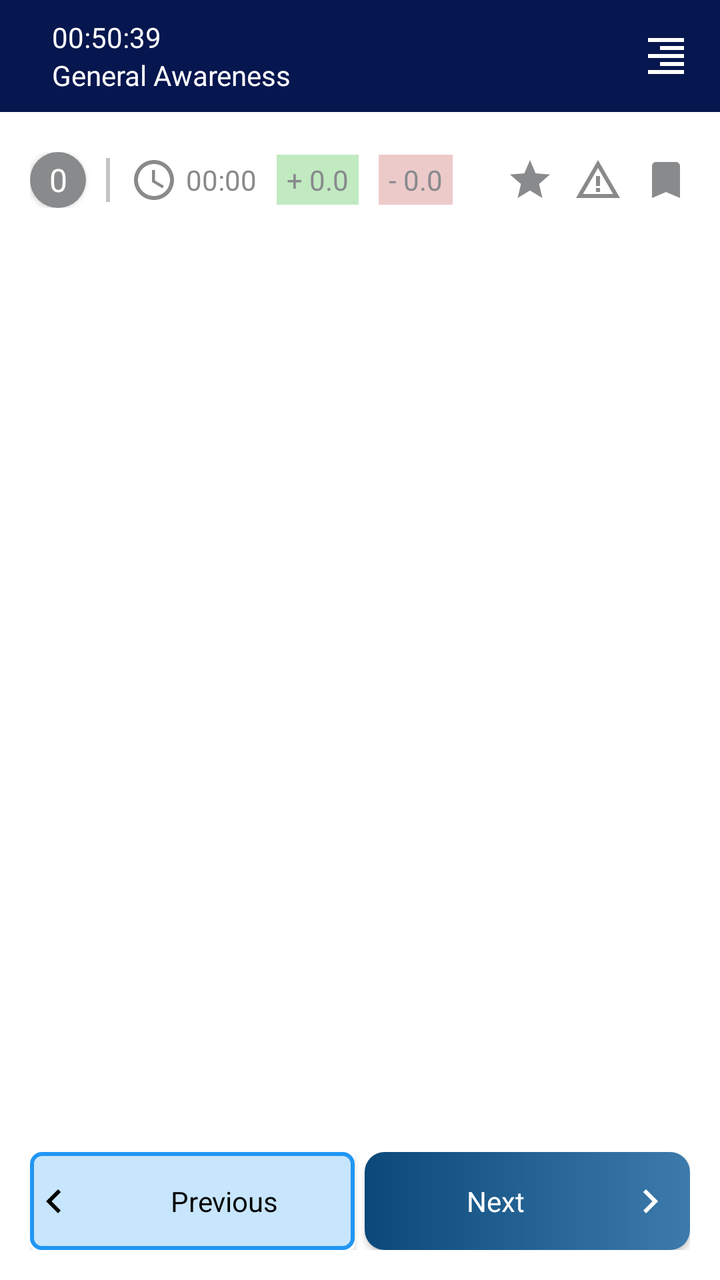
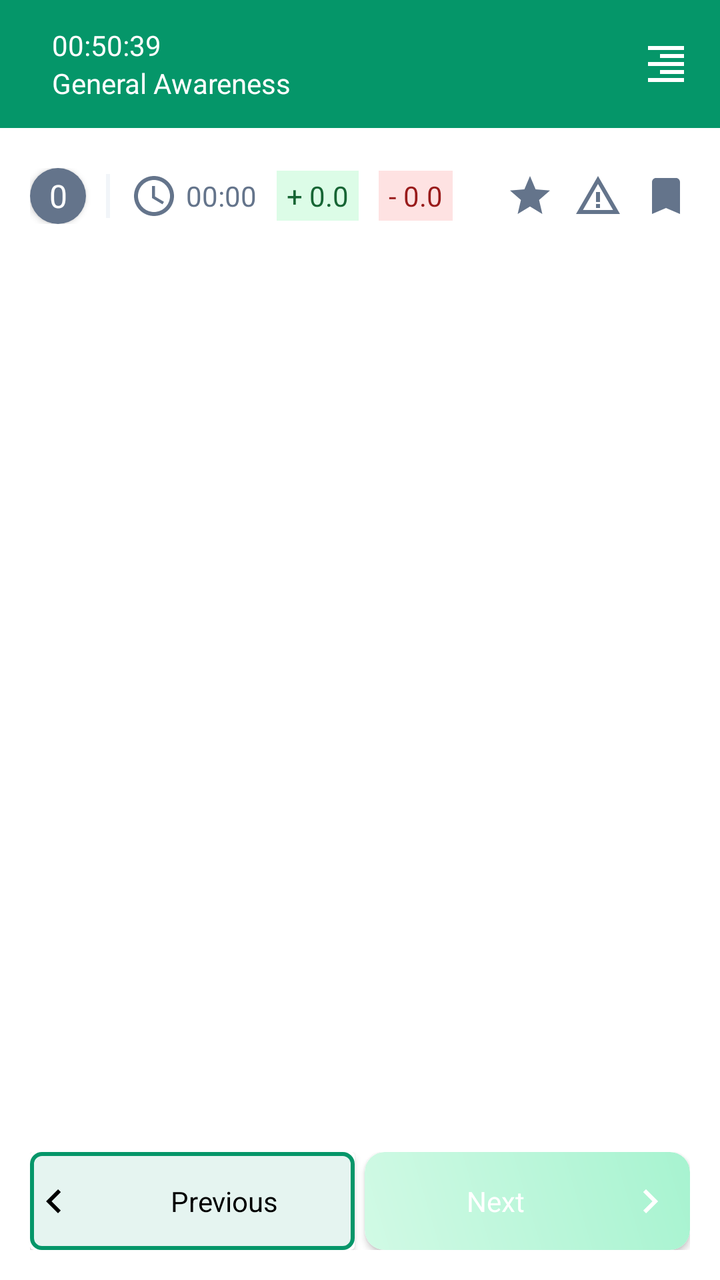

Screens rendered from an Android XML layout before and after an edit, with the pre-edit source and the edit as a unified diff.
<!-- AndroidManifest.xml: application theme Theme.TestMaster -->
<!-- res/layout/activity_analysis_exam.xml -->
<?xml version="1.0" encoding="utf-8"?>
<androidx.drawerlayout.widget.DrawerLayout
    xmlns:android="http://schemas.android.com/apk/res/android"
    xmlns:app="http://schemas.android.com/apk/res-auto"
    android:id="@+id/drawer_layout"
    android:layout_width="match_parent"
    android:layout_height="match_parent">
    <LinearLayout
        xmlns:tools="http://schemas.android.com/tools"
        android:layout_width="match_parent"
        android:layout_height="match_parent"
        tools:context=".activities.Analysis_Exam"
        android:background="@drawable/statusbar_background"
        android:fitsSystemWindows="true"
        android:orientation="vertical">

        <androidx.appcompat.widget.Toolbar
            android:id="@+id/toolbar"
            android:layout_width="match_parent"
            android:layout_height="wrap_content"
            android:background="@color/primary_blue"
            app:layout_constraintEnd_toEndOf="parent"
            app:layout_constraintStart_toStartOf="parent"
            app:layout_constraintTop_toTopOf="parent">

            <LinearLayout
                android:layout_width="wrap_content"
                android:layout_height="wrap_content"
                android:layout_gravity="start">






                <LinearLayout
                    android:layout_width="wrap_content"
                    android:layout_height="wrap_content"
                    android:layout_marginStart="10dp"
                    android:orientation="vertical">
                    <TextView
                        android:id="@+id/tv_exam_timer"
                        android:layout_width="wrap_content"
                        android:layout_height="wrap_content"
                        android:text="00:50:39"
                        android:textColor="@color/white"/>
                    <TextView
                        android:id="@+id/subject_name"
                        android:layout_width="wrap_content"
                        android:layout_height="wrap_content"
                        android:text="General Awareness"
                        android:textColor="@color/white"/>

                </LinearLayout>
            </LinearLayout>
            <ImageButton
                android:id="@+id/sumit_quesion_btn"
                android:layout_width="wrap_content"
                android:layout_height="wrap_content"
                android:src="@drawable/baseline_format_align_right_24"
                android:layout_gravity="end"
                android:layout_marginEnd="15dp"
                android:background="@android:color/transparent"
                app:tint="@color/white"/>
        </androidx.appcompat.widget.Toolbar>

        <LinearLayout
            android:layout_width="match_parent"
            android:layout_height="wrap_content"
            android:paddingTop="20dp"
            android:paddingBottom="10dp"
            android:background="@color/white"
            android:gravity="center_vertical"
            android:paddingHorizontal="15dp">
            <androidx.cardview.widget.CardView
                android:layout_width="28dp"
                android:layout_height="28dp"
                app:cardCornerRadius="20dp">
                <TextView
                    android:id="@+id/question_no"
                    android:layout_width="match_parent"
                    android:layout_height="match_parent"
                    android:text="0"
                    android:gravity="center"
                    android:textColor="@color/white"
                    android:background="@color/darkgray"
                    android:textSize="16dp"/>
            </androidx.cardview.widget.CardView>
            <View
                android:layout_width="2dp"
                android:layout_height="match_parent"
                android:background="@color/gray"
                android:layout_marginVertical="3dp"
                android:layout_marginStart="10dp"/>
            <ImageView
                android:layout_width="wrap_content"
                android:layout_height="wrap_content"
                android:src="@drawable/baseline_access_time_24"
                app:tint="@color/darkgray"
                android:layout_marginStart="10dp"/>
            <TextView
                android:id="@+id/tv_question_duration"
                android:layout_width="wrap_content"
                android:layout_height="wrap_content"
                android:layout_marginStart="4dp"
                android:text="00:00"
                android:textColor="@color/darkgray"/>
            <TextView
                android:id="@+id/positive_marks"
                android:layout_width="wrap_content"
                android:layout_height="25dp"
                android:text="+ 0.0"
                android:gravity="center"
                android:paddingHorizontal="5dp"
                android:paddingVertical="3dp"
                android:background="#C1EAC1"
                android:layout_marginStart="10dp"
                android:textColor="@color/darkgray"/>
            <TextView
                android:id="@+id/negative_marks"
                android:layout_width="wrap_content"
                android:layout_height="25dp"
                android:text="- 0.0"
                android:gravity="center"
                android:paddingHorizontal="5dp"
                android:paddingVertical="3dp"
                android:background="#EDCACA"
                android:layout_marginStart="10dp"
                android:textColor="@color/darkgray"/>
            <LinearLayout
                android:layout_width="match_parent"
                android:layout_height="wrap_content"
                android:gravity="end">
                <ImageView
                    android:id="@+id/iv_marked"
                    android:layout_width="wrap_content"
                    android:layout_height="wrap_content"
                    android:layout_marginStart="10dp"
                    android:src="@drawable/baseline_star_24"
                    app:tint="@color/darkgray"/>
                <ImageView
                    android:id="@+id/iv_report"
                    android:layout_width="wrap_content"
                    android:layout_height="wrap_content"
                    android:layout_marginStart="10dp"
                    android:src="@drawable/baseline_warning_amber_24"
                    app:tint="@color/darkgray"/>
                <ImageView
                    android:id="@+id/iv_saved"
                    android:layout_width="wrap_content"
                    android:layout_height="wrap_content"
                    android:layout_marginStart="10dp"
                    android:src="@drawable/baseline_bookmark_24"
                    app:tint="@color/darkgray"/>
            </LinearLayout>
        </LinearLayout>

        <androidx.viewpager2.widget.ViewPager2
            android:id="@+id/viewPager"
            android:layout_width="match_parent"
            android:layout_height="match_parent"
            android:background="@color/white"
            android:layout_weight="1"/>
        <LinearLayout
            android:layout_width="match_parent"
            android:layout_height="wrap_content"
            android:background="@color/white"
            android:paddingHorizontal="15dp"
            android:paddingBottom="15dp"
            android:weightSum="2">

            <androidx.cardview.widget.CardView
                android:layout_width="0dp"
                android:layout_height="wrap_content"
                android:layout_marginEnd="5dp"
                android:layout_weight="1">

                <LinearLayout
                    android:id="@+id/ll_previous"
                    android:layout_width="match_parent"
                    android:layout_height="wrap_content"
                    android:background="@drawable/blue_box_outline">
                    <ImageView
                        android:layout_width="wrap_content"
                        android:layout_height="match_parent"
                        android:paddingEnd="8dp"
                        android:src="@drawable/baseline_keyboard_arrow_left_24" />
                    <TextView
                        android:layout_width="match_parent"
                        android:layout_height="match_parent"
                        android:gravity="center"
                        android:paddingVertical="15dp"
                        android:text="Previous"
                        android:textColor="@color/black" />
                </LinearLayout>
            </androidx.cardview.widget.CardView>




















            <androidx.cardview.widget.CardView
                android:layout_width="0dp"
                android:layout_height="wrap_content"
                android:layout_weight="1"
                app:cardCornerRadius="10dp">

                <LinearLayout
                    android:id="@+id/ll_next"
                    android:layout_width="match_parent"
                    android:layout_height="wrap_content"
                    android:background="@drawable/light_blue_gradient"
                    android:gravity="end">

                    <TextView
                        android:id="@+id/tv_next"
                        android:layout_width="match_parent"
                        android:layout_height="wrap_content"
                        android:layout_weight="1"
                        android:gravity="center"
                        android:paddingHorizontal="10dp"
                        android:paddingVertical="15dp"
                        android:paddingEnd="10dp"
                        android:text="Next"
                        android:textColor="@color/white" />
                    <ImageView
                        android:layout_width="wrap_content"
                        android:layout_height="match_parent"
                        android:paddingEnd="8dp"
                        android:src="@drawable/baseline_keyboard_arrow_right_24"
                        app:tint="@color/white" />

                </LinearLayout>
            </androidx.cardview.widget.CardView>
        </LinearLayout>
    </LinearLayout>
    <com.google.android.material.navigation.NavigationView
        android:id="@+id/nav_view"
        android:layout_width="wrap_content"
        android:layout_height="match_parent"
        android:layout_gravity="end"
        app:menu="@menu/drawer_menu">
        <LinearLayout
            android:layout_width="wrap_content"
            android:layout_height="match_parent"
            android:layout_gravity="end"
            android:background="@color/white"
            android:orientation="vertical">

            <LinearLayout
                android:layout_width="match_parent"
                android:layout_height="wrap_content"
                android:layout_marginVertical="20dp"
                android:layout_marginHorizontal="10dp"
                android:orientation="horizontal">
                <ImageView
                    android:layout_width="wrap_content"
                    android:layout_height="wrap_content"
                    android:src="@drawable/baseline_info_24"
                    app:tint="@color/darkgray"/>
                <TextView
                    android:layout_width="match_parent"
                    android:layout_height="wrap_content"
                    android:text="View Instruction"
                    android:layout_marginStart="15dp"
                    android:textColor="@color/black"
                    android:gravity="center_vertical"
                    android:textSize="20dp"/>
            </LinearLayout>
            <View
                android:layout_width="match_parent"
                android:layout_height="2dp"
                android:layout_marginHorizontal="5dp"
                android:background="@color/gray"/>

            <LinearLayout
                android:layout_width="match_parent"
                android:layout_height="wrap_content"
                android:layout_marginTop="10dp"
                android:layout_marginHorizontal="5dp"

                android:orientation="horizontal">
                <ImageView
                    android:layout_width="18dp"
                    android:layout_height="18dp"
                    android:layout_weight=".5"
                    android:src="@drawable/baseline_star_24"
                    app:tint="#F44336"/>
                <TextView
                    android:layout_width="0dp"
                    android:layout_height="match_parent"
                    android:text="Marked"
                    android:layout_weight="1.5"
                    android:gravity="center_vertical"
                    android:textColor="@color/black" />
                <ImageView
                    android:layout_width="15dp"
                    android:layout_height="15dp"
                    android:layout_gravity="center"
                    android:layout_weight=".5"
                    android:src="@drawable/baseline_circle_24"
                    app:tint="@color/darkgray"/>
                <TextView
                    android:layout_width="0dp"
                    android:layout_height="match_parent"
                    android:text="Unattempted"
                    android:layout_weight="1.5"
                    android:gravity="center_vertical"
                    android:textColor="@color/black" />
            </LinearLayout>
            <LinearLayout
                android:layout_width="match_parent"
                android:layout_height="wrap_content"
                android:layout_marginTop="10dp"
                android:layout_marginHorizontal="5dp"
                android:orientation="horizontal">
                <LinearLayout
                    android:layout_width="18dp"
                    android:layout_height="18dp"
                    android:gravity="center"
                    android:layout_weight=".5">
                    <ImageView
                        android:layout_width="15dp"
                        android:layout_height="15dp"
                        android:src="@drawable/circle_outline"/>
                </LinearLayout>

                <TextView
                    android:layout_width="0dp"
                    android:layout_height="match_parent"
                    android:text="Unseen"
                    android:layout_weight="1.5"
                    android:gravity="center_vertical"
                    android:textColor="@color/black" />
                <ImageView
                    android:layout_width="15dp"
                    android:layout_height="15dp"
                    android:layout_gravity="center"
                    android:layout_weight=".5"
                    android:src="@drawable/baseline_circle_24"
                    app:tint="#2196F3"/>
                <TextView
                    android:layout_width="0dp"
                    android:layout_height="match_parent"
                    android:text="Attempted"
                    android:layout_weight="1.5"
                    android:gravity="center_vertical"
                    android:textColor="@color/black" />
            </LinearLayout>
            <View
                android:layout_width="match_parent"
                android:layout_height="2dp"
                android:layout_marginTop="15dp"
                android:layout_marginHorizontal="10dp"
                android:background="@color/gray"/>
            <LinearLayout
                android:layout_width="match_parent"
                android:layout_height="wrap_content"
                android:layout_marginHorizontal="10dp"
                android:layout_marginTop="20dp">
                <ImageView
                    android:layout_width="15dp"
                    android:layout_height="15dp"
                    android:layout_gravity="center"
                    android:src="@drawable/baseline_star_24"
                    app:tint="#F44336"/>
                <TextView
                    android:id="@+id/marked_count"
                    android:layout_width="wrap_content"
                    android:layout_height="wrap_content"
                    android:text="0"
                    android:gravity="center"
                    android:layout_marginStart="10dp"
                    android:textColor="@color/black" />
                <ImageView
                    android:layout_width="15dp"
                    android:layout_height="15dp"
                    android:layout_gravity="center"
                    android:layout_marginStart="20dp"
                    android:src="@drawable/baseline_circle_24"
                    app:tint="#2196F3"/>
                <TextView
                    android:id="@+id/attempt_count"
                    android:layout_width="wrap_content"
                    android:layout_height="wrap_content"
                    android:text="0"
                    android:layout_marginStart="10dp"
                    android:gravity="center_vertical"
                    android:textColor="@color/black" />
                <ImageView
                    android:layout_width="15dp"
                    android:layout_height="15dp"
                    android:layout_gravity="center"
                    android:layout_marginStart="20dp"
                    android:src="@drawable/baseline_circle_24"
                    app:tint="@color/darkgray"/>
                <TextView
                    android:id="@+id/unattempt_count"
                    android:layout_width="wrap_content"
                    android:layout_height="wrap_content"
                    android:text="0"
                    android:layout_marginStart="10dp"
                    android:gravity="center_vertical"
                    android:textColor="@color/black" />
                <ImageView
                    android:layout_width="15dp"
                    android:layout_height="15dp"
                    android:layout_gravity="center"
                    android:layout_marginStart="20dp"
                    android:src="@drawable/circle_outline" />
                <TextView
                    android:id="@+id/unseen_count"
                    android:layout_width="wrap_content"
                    android:layout_height="wrap_content"
                    android:text="0"
                    android:layout_weight="1.5"
                    android:layout_marginStart="10dp"
                    android:gravity="center_vertical"
                    android:textColor="@color/black" />
            </LinearLayout>
            <ScrollView
                android:layout_width="match_parent"
                android:layout_height="0dp"
                android:layout_marginVertical="15dp"
                android:layout_weight="1">
                <GridLayout
                    android:id="@+id/grid_layout"
                    android:layout_width="match_parent"
                    android:layout_height="wrap_content"
                    android:layout_marginHorizontal="5dp"
                    android:layout_weight="1"
                    android:columnCount="5"
                    android:gravity="center" />
            </ScrollView>
            <LinearLayout
                android:layout_width="match_parent"
                android:layout_height="wrap_content"
                android:layout_gravity="bottom"
                android:orientation="vertical">
                <androidx.appcompat.widget.AppCompatButton
                    android:id="@+id/btn_submit"
                    android:layout_width="match_parent"
                    android:layout_height="wrap_content"
                    android:text="Finish"
                    android:textStyle="bold"
                    android:layout_marginHorizontal="15dp"
                    android:layout_marginBottom="15dp"
                    android:textColor="@color/white"
                    android:background="@drawable/blue_gradient"/>
            </LinearLayout>
        </LinearLayout>
    </com.google.android.material.navigation.NavigationView>
</androidx.drawerlayout.widget.DrawerLayout>
<!-- resources referenced by this layout -->
<resources>
  <color name="darkgray">#888A8C</color>
  <color name="gray">#C3C4C5</color>
  <color name="primary_blue">#06164E</color>
  <!-- drawable blue_box_outline (drawable) -->
  <?xml version="1.0" encoding="utf-8"?>
  <shape xmlns:android="http://schemas.android.com/apk/res/android"
      android:shape="rectangle">
      <stroke android:color="#2196F3"
          android:width="2dp"/>
      <corners android:radius="5dp"/>
      <solid android:color="#402196F3"/>
  
  </shape>
  <!-- drawable blue_gradient (drawable) -->
  <?xml version="1.0" encoding="utf-8"?>
  <shape xmlns:android="http://schemas.android.com/apk/res/android"
      android:shape="rectangle">
      <gradient android:startColor="@color/primary_blue"
          android:endColor="@color/blue"/>
      <corners android:radius="10dp"/>
  </shape>
  <!-- drawable light_blue_gradient (drawable) -->
  <?xml version="1.0" encoding="utf-8"?>
  <shape xmlns:android="http://schemas.android.com/apk/res/android"
      android:shape="rectangle">
      <gradient android:startColor="#0B497A"
          android:endColor="#3D7BAC"/>
  </shape>
  <!-- drawable statusbar_background (drawable) -->
  <?xml version="1.0" encoding="utf-8"?>
  <layer-list xmlns:android="http://schemas.android.com/apk/res/android">
  
      <item android:height="150dp">
          <shape>
              <solid android:color="@color/primary_blue"/>
          </shape>
      </item>
  
      <item android:top="150dp">
          <shape>
              <solid android:color="@color/white"/>
          </shape>
      </item>
  
  </layer-list>
  <color name="red">#F44336</color>
  <color name="blue">#0363F4</color>
  <style name="Base.Theme.TestMaster" parent="Theme.MaterialComponents.DayNight.NoActionBar">
          
           <item name="colorPrimary">@color/primary_blue</item>
          <item name="android:statusBarColor">@color/primary_blue</item>
          <item name="colorAccent">@color/primary_blue</item>
      </style>
  <!-- unchanged entries left out for length: 13 -->
</resources>

<!-- the commit's change to res/layout/activity_analysis_exam.xml (unified diff, before → after) -->
@@ -18,7 +18,7 @@
             android:id="@+id/toolbar"
             android:layout_width="match_parent"
             android:layout_height="wrap_content"
-            android:background="@color/primary_blue"
+            android:background="@color/primary"
             app:layout_constraintEnd_toEndOf="parent"
             app:layout_constraintStart_toStartOf="parent"
             app:layout_constraintTop_toTopOf="parent">
@@ -27,12 +27,6 @@
                 android:layout_width="wrap_content"
                 android:layout_height="wrap_content"
                 android:layout_gravity="start">
-
-
-
-
-
-
                 <LinearLayout
                     android:layout_width="wrap_content"
                     android:layout_height="wrap_content"
@@ -113,9 +107,9 @@
                 android:gravity="center"
                 android:paddingHorizontal="5dp"
                 android:paddingVertical="3dp"
-                android:background="#C1EAC1"
+                android:background="@color/success_bg"
                 android:layout_marginStart="10dp"
-                android:textColor="@color/darkgray"/>
+                android:textColor="@color/success_text"/>
             <TextView
                 android:id="@+id/negative_marks"
                 android:layout_width="wrap_content"
@@ -124,9 +118,9 @@
                 android:gravity="center"
                 android:paddingHorizontal="5dp"
                 android:paddingVertical="3dp"
-                android:background="#EDCACA"
+                android:background="@color/error_bg"
                 android:layout_marginStart="10dp"
-                android:textColor="@color/darkgray"/>
+                android:textColor="@color/error_text"/>
             <LinearLayout
                 android:layout_width="match_parent"
                 android:layout_height="wrap_content"
@@ -194,25 +188,6 @@
                         android:textColor="@color/black" />
                 </LinearLayout>
             </androidx.cardview.widget.CardView>
-
-
-
-
-
-
-
-
-
-
-
-
-
-
-
-
-
-
-
 
             <androidx.cardview.widget.CardView
                 android:layout_width="0dp"
@@ -300,7 +275,7 @@
                     android:layout_height="18dp"
                     android:layout_weight=".5"
                     android:src="@drawable/baseline_star_24"
-                    app:tint="#F44336"/>
+                    app:tint="@color/red"/>
                 <TextView
                     android:layout_width="0dp"
                     android:layout_height="match_parent"
@@ -353,7 +328,7 @@
                     android:layout_gravity="center"
                     android:layout_weight=".5"
                     android:src="@drawable/baseline_circle_24"
-                    app:tint="#2196F3"/>
+                    app:tint="@color/primary"/>
                 <TextView
                     android:layout_width="0dp"
                     android:layout_height="match_parent"
@@ -378,7 +353,7 @@
                     android:layout_height="15dp"
                     android:layout_gravity="center"
                     android:src="@drawable/baseline_star_24"
-                    app:tint="#F44336"/>
+                    app:tint="@color/red"/>
                 <TextView
                     android:id="@+id/marked_count"
                     android:layout_width="wrap_content"
@@ -393,7 +368,7 @@
                     android:layout_gravity="center"
                     android:layout_marginStart="20dp"
                     android:src="@drawable/baseline_circle_24"
-                    app:tint="#2196F3"/>
+                    app:tint="@color/primary"/>
                 <TextView
                     android:id="@+id/attempt_count"
                     android:layout_width="wrap_content"
<!-- resource entries referenced after the edit -->
@@ -1,32 +1,38 @@
 <!-- resources referenced by this layout -->
 <resources>
-  <color name="darkgray">#888A8C</color>
-  <color name="gray">#C3C4C5</color>
-  <color name="primary_blue">#06164E</color>
+  <color name="darkgray">#64748B</color>
+  <color name="error_bg">#FEE2E2</color>
+  <color name="error_text">#991B1B</color>
+  <color name="gray">#F1F5F9</color>
+  <color name="primary">#059669</color>
   <!-- drawable blue_box_outline (drawable) -->
   <?xml version="1.0" encoding="utf-8"?>
   <shape xmlns:android="http://schemas.android.com/apk/res/android"
       android:shape="rectangle">
-      <stroke android:color="#2196F3"
+      <stroke android:color="@color/primary"
           android:width="2dp"/>
       <corners android:radius="5dp"/>
-      <solid android:color="#402196F3"/>
-  
+      <solid android:color="#1A059669"/> 
   </shape>
   <!-- drawable blue_gradient (drawable) -->
   <?xml version="1.0" encoding="utf-8"?>
   <shape xmlns:android="http://schemas.android.com/apk/res/android"
       android:shape="rectangle">
-      <gradient android:startColor="@color/primary_blue"
-          android:endColor="@color/blue"/>
+      <gradient
+          android:startColor="@color/primary"
+          android:endColor="@color/primary_variant"
+          android:angle="45"/>
       <corners android:radius="10dp"/>
   </shape>
   <!-- drawable light_blue_gradient (drawable) -->
   <?xml version="1.0" encoding="utf-8"?>
   <shape xmlns:android="http://schemas.android.com/apk/res/android"
       android:shape="rectangle">
-      <gradient android:startColor="#0B497A"
-          android:endColor="#3D7BAC"/>
+      <gradient
+          android:startColor="#D1FAE5"
+          android:endColor="#A7F3D0"
+          android:angle="45"/>
+      <corners android:radius="10dp"/>
   </shape>
   <!-- drawable statusbar_background (drawable) -->
   <?xml version="1.0" encoding="utf-8"?>
@@ -34,25 +40,68 @@
   
       <item android:height="150dp">
           <shape>
-              <solid android:color="@color/primary_blue"/>
+              <solid android:color="@color/primary"/>
           </shape>
       </item>
   
       <item android:top="150dp">
           <shape>
-              <solid android:color="@color/white"/>
+              <solid android:color="@color/background"/>
           </shape>
       </item>
   
   </layer-list>
-  <color name="red">#F44336</color>
-  <color name="blue">#0363F4</color>
-  <style name="Base.Theme.TestMaster" parent="Theme.MaterialComponents.DayNight.NoActionBar">
+  <color name="primary_variant">#047857</color>
+  <color name="background">#F8FAFC</color>
+  <color name="red">#EF4444</color>
+  <color name="success_bg">#DCFCE7</color>
+  <color name="success_text">#166534</color>
+  <style name="Base.Theme.TestMaster" parent="Theme.Material3.DayNight.NoActionBar">
           
-           <item name="colorPrimary">@color/primary_blue</item>
-          <item name="android:statusBarColor">@color/primary_blue</item>
-          <item name="colorAccent">@color/primary_blue</item>
+          <item name="colorPrimary">@color/primary</item>
+          <item name="colorOnPrimary">@color/onPrimary</item>
+          <item name="colorPrimaryContainer">@color/primaryContainer</item>
+          <item name="colorOnPrimaryContainer">@color/onPrimaryContainer</item>
+  
+          <item name="colorSecondary">@color/secondary</item>
+          <item name="colorOnSecondary">@color/onSecondary</item>
+          <item name="colorSecondaryContainer">@color/secondaryContainer</item>
+          <item name="colorOnSecondaryContainer">@color/onSecondaryContainer</item>
+  
+          
+          <item name="android:windowBackground">@color/background</item>
+          <item name="colorSurface">@color/surface</item>
+          <item name="colorOnSurface">@color/onSurface</item>
+          <item name="colorSurfaceVariant">@color/surfaceVariant</item>
+          <item name="colorOnSurfaceVariant">@color/onSurfaceVariant</item>
+          <item name="colorOutline">@color/outline</item>
+  
+          
+          <item name="colorError">@color/error</item>
+          <item name="colorOnError">@color/onError</item>
+          <item name="colorErrorContainer">@color/errorContainer</item>
+          <item name="colorOnErrorContainer">@color/onErrorContainer</item>
+  
+          
+          <item name="android:statusBarColor">@color/surface</item>
+          <item name="android:windowLightStatusBar">true</item>
       </style>
+  <color name="onPrimary">#FFFFFF</color>
+  <color name="primaryContainer">#D1FAE5</color>
+  <color name="onPrimaryContainer">#064E3B</color>
+  <color name="secondary">#64748B</color>
+  <color name="onSecondary">#FFFFFF</color>
+  <color name="secondaryContainer">#F1F5F9</color>
+  <color name="onSecondaryContainer">#0F172A</color>
+  <color name="surface">#FFFFFF</color>
+  <color name="onSurface">#0F172A</color>
+  <color name="surfaceVariant">#E2E8F0</color>
+  <color name="onSurfaceVariant">#475569</color>
+  <color name="outline">#94A3B8</color>
+  <color name="error">#EF4444</color>
+  <color name="onError">#FFFFFF</color>
+  <color name="errorContainer">#FEE2E2</color>
+  <color name="onErrorContainer">#991B1B</color>
   <!-- unchanged entries left out for length: 13 -->
 </resources>
 
